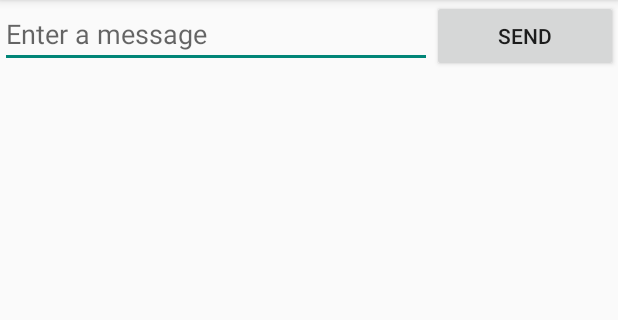
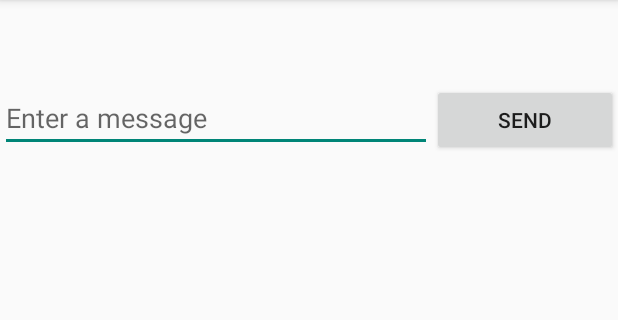
Before and after one commit to RomarioLopCa/My_First_App_android, an Android app: the screen it shows after launch (MyActivity), on a phone screen of 412 x 824 dp, the part 84-404 px from its top. Run offline under Robolectric (Android 15) with nearby library versions, the phone set to English and light mode, and no system bars.

Commit message:
Customizing views.

```diff
--- a/app/src/main/res/layout/activity_my.xml
+++ b/app/src/main/res/layout/activity_my.xml
@@ -2,7 +2,8 @@
     xmlns:tools="http://schemas.android.com/tools"
     android:layout_width="match_parent"
     android:layout_height="match_parent"
-    android:orientation="horizontal">
+    android:orientation="horizontal"
+    android:paddingTop="?attr/actionBarSize">
 
     <EditText
         android:id="@+id/edit_message"
--- a/app/src/main/res/values/styles.xml
+++ b/app/src/main/res/values/styles.xml
@@ -2,8 +2,11 @@
 
     <!-- Base application theme. -->
     <style name="AppTheme" parent="Theme.AppCompat.Light.DarkActionBar">
+        <!-- Customize your theme here. -->
 
-        <!-- Customize your theme here. -->
+        <item name="android:windowActionBarOverlay">true</item>
+
+
     </style>
 
 </resources>
```
Also changed, not shown: app/src/main/java/com/romarin/myfirstapp/DisplayMessageActivity.java (+14 -2 lines).
